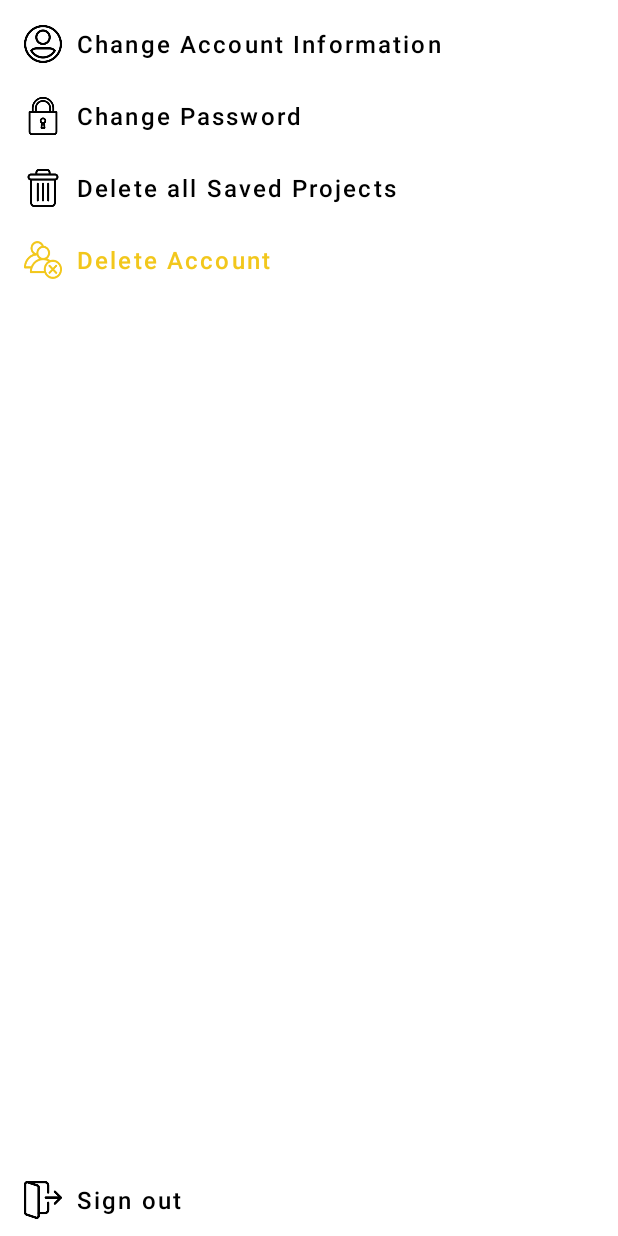
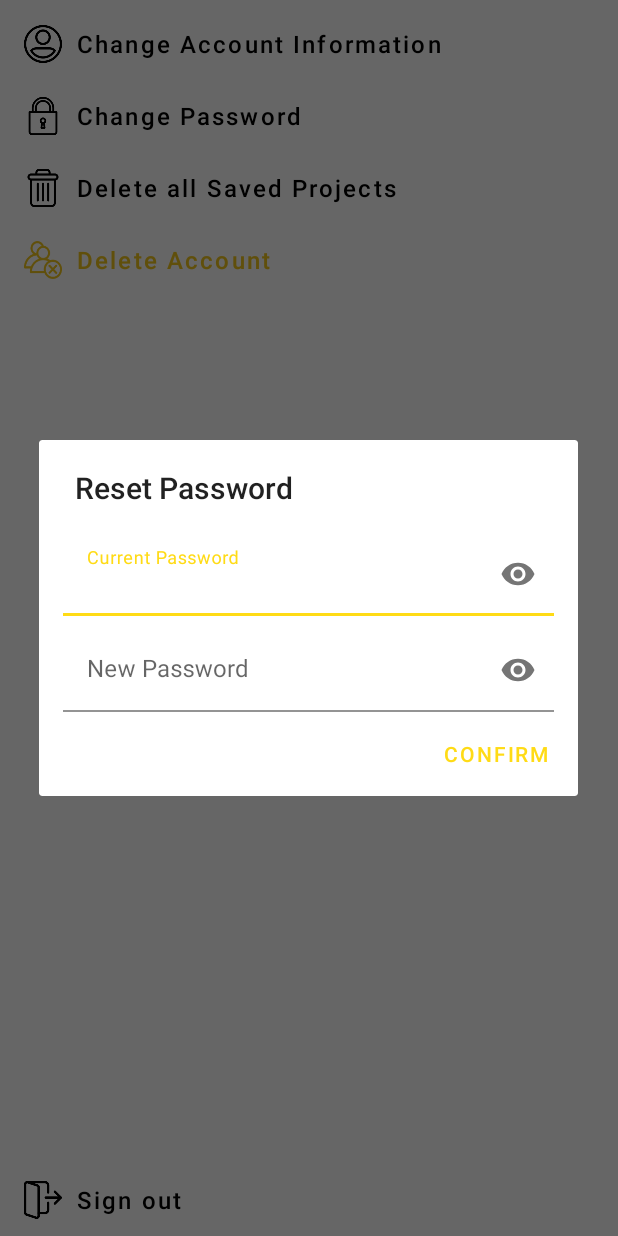
Before and after one commit to gerlindee/Writeable-App, an Android app: the fragment SettingsFragment shown on its own in the app's theme, after a tap on "Change Password", on a phone screen of 412 x 824 dp. Run offline under Robolectric (Android 15) with nearby library versions, the phone set to English and light mode, and no system bars.

Commit message:
#10 - changing password function added

```diff
--- a/Client/app/src/main/java/com/example/writableapp/Utils/Constants.kt
+++ b/Client/app/src/main/java/com/example/writableapp/Utils/Constants.kt
@@ -2,6 +2,6 @@ package com.example.writableapp.Utils
 
 class Constants {
     companion object {
-        val serverURL = "http://2386-34-91-147-153.ngrok.io/"
+        val serverURL = "http://95be-34-91-147-153.ngrok.io/"
     }
 }
--- /dev/null
+++ b/Client/app/src/main/res/layout/transaction_password_reset.xml
@@ -0,0 +1,56 @@
+<?xml version="1.0" encoding="utf-8"?>
+<androidx.constraintlayout.widget.ConstraintLayout xmlns:android="http://schemas.android.com/apk/res/android"
+    xmlns:tools="http://schemas.android.com/tools"
+    android:layout_width="match_parent"
+    android:layout_height="match_parent"
+    xmlns:app="http://schemas.android.com/apk/res-auto">
+
+    <com.google.android.material.textfield.TextInputLayout
+        android:id="@+id/input_layout_reset_current"
+        style="@style/Widget.MaterialComponents.TextInputLayout.FilledBox"
+        android:layout_width="match_parent"
+        android:layout_height="wrap_content"
+        android:layout_marginStart="16dp"
+        android:layout_marginTop="16dp"
+        android:layout_marginEnd="16dp"
+        app:boxBackgroundColor="#FFFFFF"
+        app:layout_constraintEnd_toEndOf="parent"
+        app:layout_constraintHorizontal_bias="1.0"
+        app:layout_constraintStart_toStartOf="parent"
+        app:layout_constraintTop_toTopOf="parent"
+        app:passwordToggleEnabled="true">
+
+        <com.google.android.material.textfield.TextInputEditText
+            android:id="@+id/reset_password_current"
+            android:layout_width="match_parent"
+            android:layout_height="wrap_content"
+            android:hint="@string/hint_current_password"
+            android:inputType="textPassword" />
+
+    </com.google.android.material.textfield.TextInputLayout>
+
+    <com.google.android.material.textfield.TextInputLayout
+        android:id="@+id/input_layout_reset_new"
+        style="@style/Widget.MaterialComponents.TextInputLayout.FilledBox"
+        android:layout_width="match_parent"
+        android:layout_height="wrap_content"
+        android:layout_marginStart="16dp"
+        android:layout_marginEnd="16dp"
+        android:layout_marginTop="8dp"
+        app:boxBackgroundColor="#FFFFFF"
+        app:layout_constraintEnd_toEndOf="parent"
+        app:layout_constraintHorizontal_bias="1.0"
+        app:layout_constraintStart_toStartOf="parent"
+        app:layout_constraintTop_toBottomOf="@+id/input_layout_reset_current"
+        app:passwordToggleEnabled="true">
+
+        <com.google.android.material.textfield.TextInputEditText
+            android:id="@+id/reset_password_new"
+            android:layout_width="match_parent"
+            android:layout_height="wrap_content"
+            android:hint="@string/hint_new_password"
+            android:inputType="textPassword" />
+
+    </com.google.android.material.textfield.TextInputLayout>
+
+</androidx.constraintlayout.widget.ConstraintLayout>
--- a/Client/app/src/main/res/values/strings.xml
+++ b/Client/app/src/main/res/values/strings.xml
@@ -22,4 +22,6 @@
     <string name="hint_username">Display Name</string>
     <string name="string_change_acc_password">Confirm Account Changes</string>
     <string name="string_save_changes">Save Changes</string>
+    <string name="hint_current_password">Current Password</string>
+    <string name="hint_new_password">New Password</string>
 </resources>
```
Also changed, not shown: Client/app/src/main/java/com/example/writableapp/Fragments/SettingsFragment.kt (+72 -5 lines).
